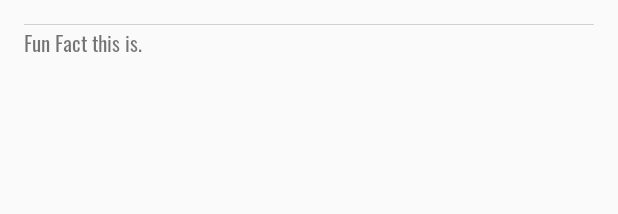
After one commit to angelinepho/evaa, an Android app: the layout custom_dialog.xml on its own in the app's theme, with its tools: preview values and no code run, on a phone screen of 412 x 824 dp. The commit adds this screen. Shown: the top 214 px of the screen. Run offline under Robolectric (Android 15) with nearby library versions, the phone set to English and light mode, and no system bars.

Commit message:
Added fun fact pop-up
Created FunFactDialog.java to generate Action Dialog pop-up. FunFact is randomized, however, is currently hard-coded and doesn't have many facts. Firebase implementation is needed, if doable. If permissible, change the dialog box to be custom.

```diff
--- /dev/null
+++ b/app/src/main/res/layout/custom_dialog.xml
@@ -0,0 +1,19 @@
+<?xml version="1.0" encoding="utf-8"?>
+<RelativeLayout
+    xmlns:android="http://schemas.android.com/apk/res/android" android:layout_width="match_parent"
+    android:layout_height="match_parent"
+    android:padding="16dp">
+
+    <ImageView
+        android:src="@drawable/custom_textbubble"
+        android:layout_width="match_parent"
+        android:layout_height="wrap_content"
+        android:scaleType="center" />
+
+    <TextView
+        android:id="@+id/fact"
+        android:layout_width="match_parent"
+        android:layout_height="wrap_content"
+        android:text="Fun Fact this is."/>
+
+</RelativeLayout>
--- a/app/src/main/res/values/strings.xml
+++ b/app/src/main/res/values/strings.xml
@@ -16,6 +16,7 @@
     She can live her life however she wants as long as she listens to what I have to say.
     The quick brown fox jumps over the lazy dog.
     </string>
+    <string name="funfact">"This is a fact."</string>
     <string name="image">image</string>
     <string name="textview">TextView</string>
     <string name="name">name</string>
```
Also changed, not shown: app/src/main/java/com/example/evaa/FunFactDialog.java (added, +56 -0 lines), app/src/main/java/com/example/evaa/Options.java (+15 -11 lines).
